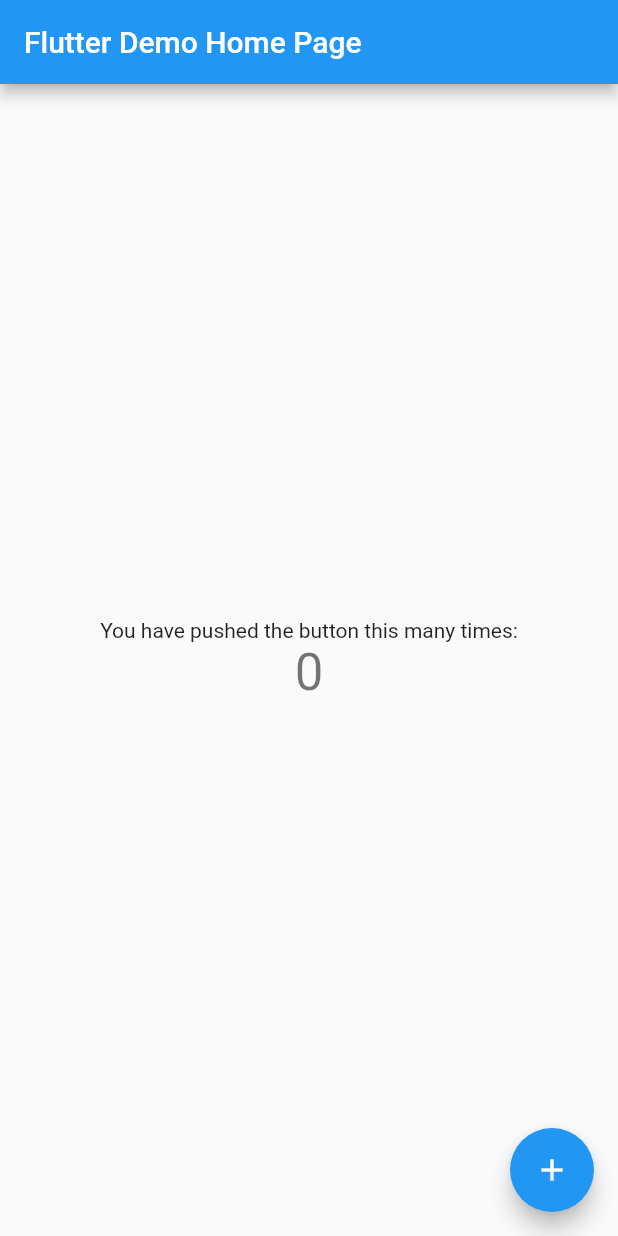
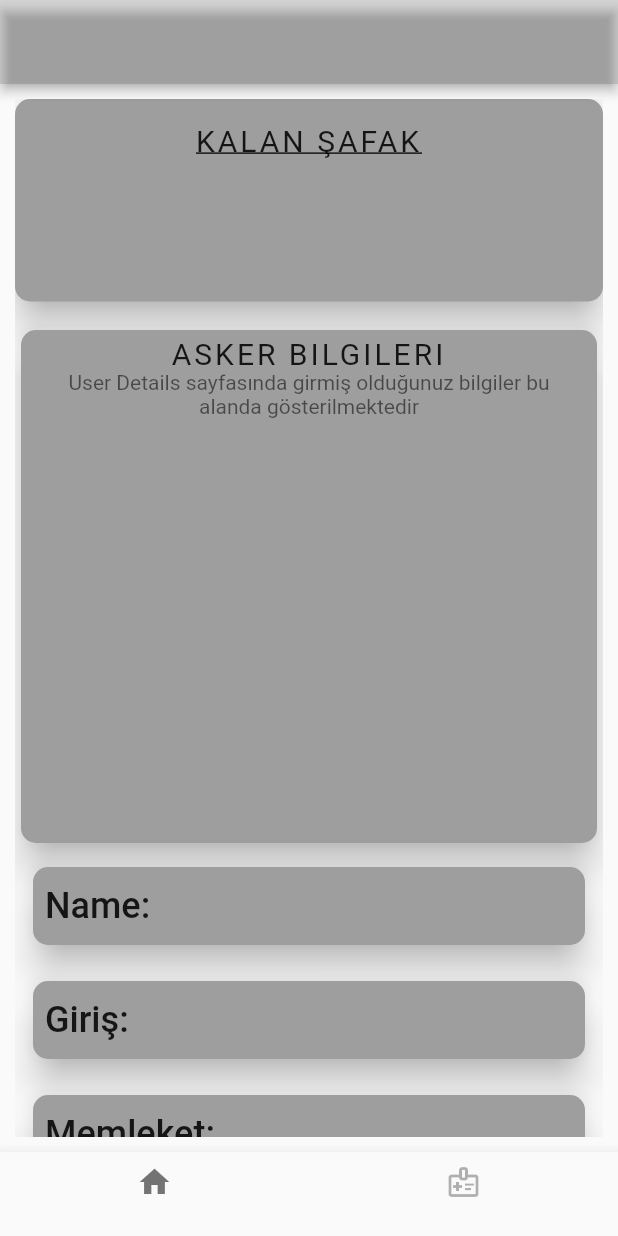
Before and after one commit to enveramil/safak_sayar_2022_plus, a Flutter app: the screen it shows after launch, on a phone screen of 412 x 824 dp. Run offline on Flutter 3.47's test engine with Material 2 defaults, Android fonts, the phone set to English and light mode, and no system bars; our stand-ins replace shared_preferences.

Commit message:
bottom nav bar and sharedpreferences

```diff
--- a/lib/main.dart
+++ b/lib/main.dart
@@ -1,4 +1,6 @@
 import 'package:flutter/material.dart';
+import 'package:flutter/services.dart';
+import 'package:safak_sayar_2022_plus/screens/base.dart';
 
 void main() {
   runApp(const MyApp());
@@ -7,109 +9,19 @@
 class MyApp extends StatelessWidget {
   const MyApp({Key? key}) : super(key: key);
 
-  // This widget is the root of your application.
   @override
   Widget build(BuildContext context) {
     return MaterialApp(
+      debugShowCheckedModeBanner: false,
       title: 'Flutter Demo',
-      theme: ThemeData(
-        // This is the theme of your application.
-        //
-        // Try running your application with "flutter run". You'll see the
-        // application has a blue toolbar. Then, without quitting the app, try
-        // changing the primarySwatch below to Colors.green and then invoke
-        // "hot reload" (press "r" in the console where you ran "flutter run",
-        // or simply save your changes to "hot reload" in a Flutter IDE).
-        // Notice that the counter didn't reset back to zero; the application
-        // is not restarted.
-        primarySwatch: Colors.blue,
+      theme: ThemeData.light().copyWith(
+        appBarTheme: const AppBarTheme(
+            centerTitle: true,
+            color: Colors.black12,
+            elevation: 3,
+            systemOverlayStyle: SystemUiOverlayStyle.light),
       ),
-      home: const MyHomePage(title: 'Flutter Demo Home Page'),
+      home: const MyHomePage(),
     );
   }
 }
-
-class MyHomePage extends StatefulWidget {
-  const MyHomePage({Key? key, required this.title}) : super(key: key);
-
-  // This widget is the home page of your application. It is stateful, meaning
-  // that it has a State object (defined below) that contains fields that affect
-  // how it looks.
-
-  // This class is the configuration for the state. It holds the values (in this
-  // case the title) provided by the parent (in this case the App widget) and
-  // used by the build method of the State. Fields in a Widget subclass are
-  // always marked "final".
-
-  final String title;
-
-  @override
-  State<MyHomePage> createState() => _MyHomePageState();
-}
-
-class _MyHomePageState extends State<MyHomePage> {
-  int _counter = 0;
-
-  void _incrementCounter() {
-    setState(() {
-      // This call to setState tells the Flutter framework that something has
-      // changed in this State, which causes it to rerun the build method below
-      // so that the display can reflect the updated values. If we changed
-      // _counter without calling setState(), then the build method would not be
-      // called again, and so nothing would appear to happen.
-      _counter++;
-    });
-  }
-
-  @override
-  Widget build(BuildContext context) {
-    // This method is rerun every time setState is called, for instance as done
-    // by the _incrementCounter method above.
-    //
-    // The Flutter framework has been optimized to make rerunning build methods
-    // fast, so that you can just rebuild anything that needs updating rather
-    // than having to individually change instances of widgets.
-    return Scaffold(
-      appBar: AppBar(
-        // Here we take the value from the MyHomePage object that was created by
-        // the App.build method, and use it to set our appbar title.
-        title: Text(widget.title),
-      ),
-      body: Center(
-        // Center is a layout widget. It takes a single child and positions it
-        // in the middle of the parent.
-        child: Column(
-          // Column is also a layout widget. It takes a list of children and
-          // arranges them vertically. By default, it sizes itself to fit its
-          // children horizontally, and tries to be as tall as its parent.
-          //
-          // Invoke "debug painting" (press "p" in the console, choose the
-          // "Toggle Debug Paint" action from the Flutter Inspector in Android
-          // Studio, or the "Toggle Debug Paint" command in Visual Studio Code)
-          // to see the wireframe for each widget.
-          //
-          // Column has various properties to control how it sizes itself and
-          // how it positions its children. Here we use mainAxisAlignment to
-          // center the children vertically; the main axis here is the vertical
-          // axis because Columns are vertical (the cross axis would be
-          // horizontal).
-          mainAxisAlignment: MainAxisAlignment.center,
-          children: <Widget>[
-            const Text(
-              'You have pushed the button this many times:',
-            ),
-            Text(
-              '$_counter',
-              style: Theme.of(context).textTheme.headline4,
-            ),
-          ],
-        ),
-      ),
-      floatingActionButton: FloatingActionButton(
-        onPressed: _incrementCounter,
-        tooltip: 'Increment',
-        child: const Icon(Icons.add),
-      ), // This trailing comma makes auto-formatting nicer for build methods.
-    );
-  }
-}
--- /dev/null
+++ b/lib/screens/base.dart
@@ -0,0 +1,57 @@
+import 'package:flutter/material.dart';
+import 'package:safak_sayar_2022_plus/screens/home_page.dart';
+import 'package:safak_sayar_2022_plus/screens/user_details.dart';
+
+class MyHomePage extends StatefulWidget {
+  const MyHomePage({Key? key}) : super(key: key);
+
+  @override
+  State<MyHomePage> createState() => _MyHomePageState();
+}
+
+PageController controller = PageController();
+
+class _MyHomePageState extends State<MyHomePage> {
+  List<Widget> pages = [HomePage(), UserDetails()];
+  int currentIndex = 0;
+
+  @override
+  void initState() {
+    super.initState();
+    initApp();
+  }
+
+  @override
+  Widget build(BuildContext context) {
+    return Scaffold(
+      body: PageView(
+        onPageChanged: (index) {
+          setState(() {
+            currentIndex = index;
+          });
+        },
+        controller: controller,
+        children: pages,
+      ),
+      bottomNavigationBar: BottomNavigationBar(
+        selectedItemColor: Colors.black54,
+        unselectedItemColor: Colors.black54.withOpacity(0.3),
+        currentIndex: currentIndex,
+        onTap: (index) {
+          setState(() {
+            currentIndex = index;
+
+            controller.animateToPage(index,
+                duration: const Duration(milliseconds: 500),
+                curve: Curves.easeIn);
+          });
+        },
+        items: const [
+          BottomNavigationBarItem(icon: Icon(Icons.home), label: ""),
+          BottomNavigationBarItem(
+              icon: Icon(Icons.medical_information_outlined), label: ""),
+        ],
+      ),
+    );
+  }
+}
--- /dev/null
+++ b/lib/screens/home_page.dart
@@ -0,0 +1,164 @@
+import 'package:flutter/material.dart';
+import 'package:shared_preferences/shared_preferences.dart';
+
+class HomePage extends StatefulWidget {
+  HomePage({
+    Key? key,
+  }) : super(key: key);
+
+  @override
+  State<HomePage> createState() => _HomePageState();
+}
+
+final Future<SharedPreferences> preferences = SharedPreferences.getInstance();
+
+class _HomePageState extends State<HomePage> {
+  String name = "";
+  String giris = "";
+  String memleket = "";
+  String yer = "";
+  @override
+  void initState() {
+    // TODO: implement initState
+    super.initState();
+    getValues();
+  }
+
+  @override
+  Widget build(BuildContext context) {
+    return Scaffold(
+      appBar: AppBar(),
+      body: Padding(
+        padding: const EdgeInsets.all(10.0),
+        child: ListView(
+          children: [
+            SizedBox(
+              height: 150,
+              child: Card(
+                margin: EdgeInsets.only(bottom: 15),
+                elevation: 10,
+                shape: RoundedRectangleBorder(
+                    borderRadius: BorderRadius.circular(10)),
+                color: Colors.grey,
+                child: Align(
+                  alignment: Alignment.topCenter,
+                  child: ListTile(
+                    title: Text(
+                      'Kalan Şafak'.toUpperCase(),
+                      style: TextStyle(
+                          fontSize: 20,
+                          letterSpacing: 2,
+                          decoration: TextDecoration.underline),
+                      textAlign: TextAlign.center,
+                    ),
+                  ),
+                ),
+              ),
+            ),
+            SizedBox(
+              height: 350,
+              child: Card(
+                elevation: 10,
+                shape: RoundedRectangleBorder(
+                    borderRadius: BorderRadius.circular(10)),
+                color: Colors.grey,
+                child: Align(
+                  alignment: Alignment.topCenter,
+                  child: ListTile(
+                    title: Text(
+                      'Asker Bilgileri'.toUpperCase(),
+                      style: TextStyle(
+                        fontSize: 20,
+                        letterSpacing: 2,
+                      ),
+                      textAlign: TextAlign.center,
+                    ),
+                    subtitle: Text(
+                        'User Details sayfasında girmiş olduğunuz bilgiler bu alanda gösterilmektedir',
+                        textAlign: TextAlign.center),
+                  ),
+                ),
+              ),
+            ),
+            Padding(
+              padding: const EdgeInsets.all(8.0),
+              child: SizedBox(
+                height: 60,
+                child: CustomCard(
+                  userInfo: "Name: ${name}",
+                ),
+              ),
+            ),
+            Padding(
+              padding: const EdgeInsets.all(8.0),
+              child: SizedBox(
+                height: 60,
+                child: CustomCard(
+                  userInfo: "Giriş: ${giris}",
+                ),
+              ),
+            ),
+            Padding(
+              padding: const EdgeInsets.all(8.0),
+              child: SizedBox(
+                height: 60,
+                child: CustomCard(
+                  userInfo: "Memleket: ${memleket}",
+                ),
+              ),
+            ),
+            Padding(
+              padding: const EdgeInsets.all(8.0),
+              child: SizedBox(
+                height: 60,
+                child: CustomCard(
+                  userInfo: "Askerlik Yeri: ${yer}",
+                ),
+              ),
+            ),
+          ],
+        ),
+      ),
+    );
+  }
+
+  getValues() {
+    preferences.then((SharedPreferences prefs) {
+      setState(() {
+        name = prefs.getString('name') ?? '';
+        giris = prefs.getString('giris') ?? '';
+        memleket = prefs.getString('memleket') ?? '';
+        yer = prefs.getString('yer') ?? '';
+      });
+    });
+  }
+}
+
+class CustomCard extends StatelessWidget {
+  const CustomCard({
+    Key? key,
+    required this.userInfo,
+  }) : super(key: key);
+  final String userInfo;
+
+  @override
+  Widget build(BuildContext context) {
+    return Card(
+        shape: RoundedRectangleBorder(borderRadius: BorderRadius.circular(10)),
+        color: Colors.grey,
+        elevation: 10,
+        child: Padding(
+          padding: const EdgeInsets.all(8.0),
+          child: Container(
+            alignment: Alignment.centerLeft,
+            height: 30,
+            child: Text(
+              userInfo,
+              style: Theme.of(context).textTheme.headline6?.copyWith(
+                    fontSize: 24,
+                  ),
+            ),
+          ),
+        ));
+  }
+}
--- a/pubspec.yaml
+++ b/pubspec.yaml
@@ -3,7 +3,7 @@
 
 # The following line prevents the package from being accidentally published to
 # pub.dev using `flutter pub publish`. This is preferred for private packages.
-publish_to: 'none' # Remove this line if you wish to publish to pub.dev
+publish_to: "none" # Remove this line if you wish to publish to pub.dev
 
 # The following defines the version and build number for your application.
 # A version number is three numbers separated by dots, like 1.2.43
@@ -29,7 +29,7 @@
 dependencies:
   flutter:
     sdk: flutter
-
+  shared_preferences: ^2.0.15
 
   # The following adds the Cupertino Icons font to your application.
   # Use with the CupertinoIcons class for iOS style icons.
@@ -51,7 +51,6 @@
 
 # The following section is specific to Flutter packages.
 flutter:
-
   # The following line ensures that the Material Icons font is
   # included with your application, so that you can use the icons in
   # the material Icons class.
```
Also changed, not shown: lib/model/soldier.dart (added, +10 -0 lines), lib/screens/user_details.dart (added, +135 -0 lines), pubspec.lock, 1 other file.
